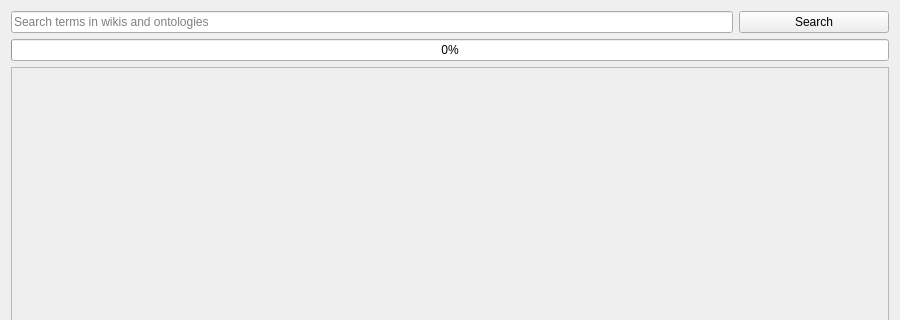
Qt form pasta_eln/ui/definitions/dialog_base.ui (PASTA-ELN/pasta-eln) before a commit; both pictures show x 0 to 900 and y 0 to 320 of the 900 by 767 pixel window.
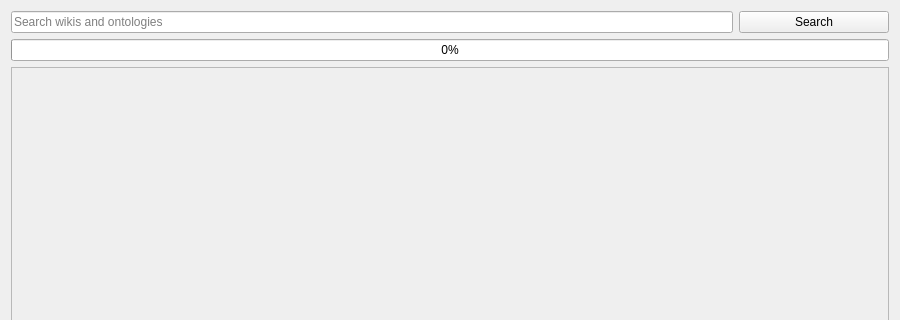
The same form after that commit.

What changed in the file:
```diff
--- a/pasta_eln/ui/definitions/dialog_base.ui
+++ b/pasta_eln/ui/definitions/dialog_base.ui
@@ -31,7 +31,7 @@
        <item>
         <widget class="QLineEdit" name="terminologyLineEdit">
          <property name="placeholderText">
-          <string>Search terms in wikis and ontologies</string>
+          <string>Search wikis and ontologies</string>
          </property>
          <property name="clearButtonEnabled">
           <bool>true</bool>
```
